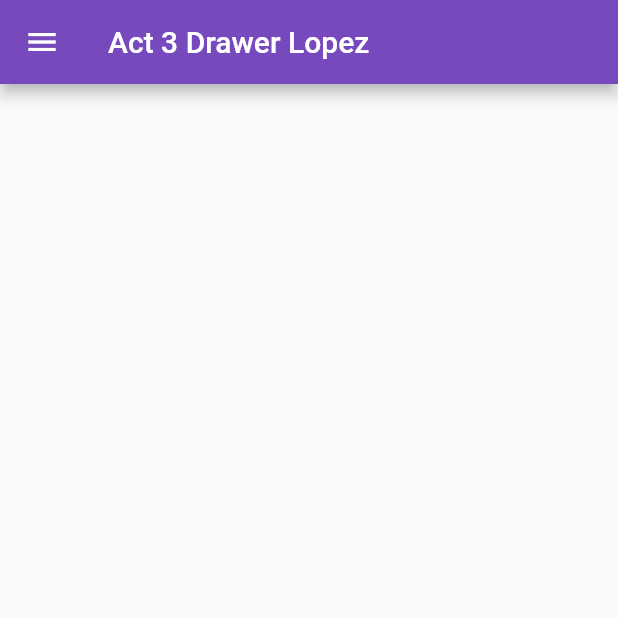
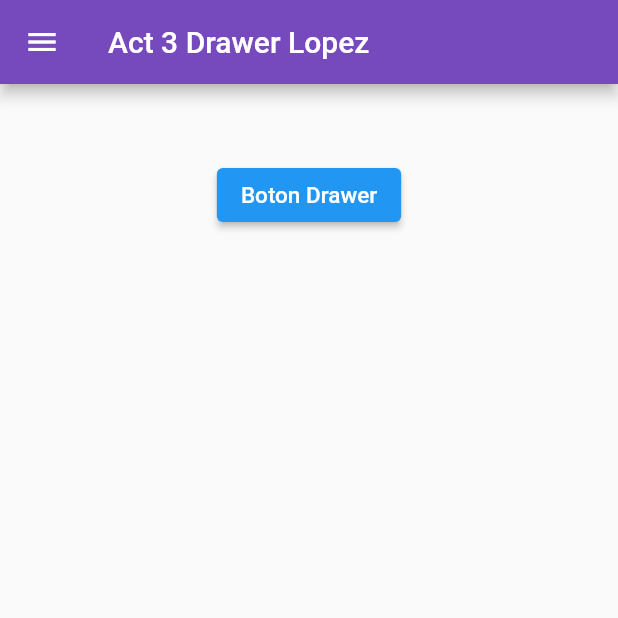
Before and after one commit to DerekAlejandroLopezCervantes/DrawerFlutlab, a Flutter app: the screen it shows after launch, on a phone screen of 412 x 824 dp, the top half of it. Run offline on Flutter 3.47's test engine with Material 2 defaults, Android fonts, the phone set to English and light mode, and no system bars.

Commit message:
drawer v4

```diff
--- a/lib/main.dart
+++ b/lib/main.dart
@@ -3,9 +3,11 @@ import 'package:flutter/material.dart';
 void main() => runApp(MyApp());
 
 class MyApp extends StatelessWidget {
-  const MyApp({super.key});
+  const MyApp({Key? key}) : super(key: key);
   static const String _title = 'DrawerFlutter';
   // This widget is the root of your application.
+  //
+
   @override
   Widget build(BuildContext context) {
     return MaterialApp(
@@ -27,9 +29,11 @@ class MyHomePage extends StatefulWidget {
 }
 
 class _MyHomePageState extends State<MyHomePage> {
+  final GlobalKey<ScaffoldState> _key = GlobalKey(); // Create a key
   @override
   Widget build(BuildContext context) {
     return Scaffold(
+      key: _key,
       appBar: AppBar(
         title: Text('Act 3 Drawer Lopez'),
         backgroundColor: const Color(0xff764abc),
@@ -126,6 +130,15 @@ class _MyHomePageState extends State<MyHomePage> {
             SizedBox(
               height: 50,
             ),
+            ElevatedButton(
+              onPressed: () {
+                _key.currentState!.openDrawer(); //<-- SEE HERE
+              },
+              child: const Text(
+                'Boton Drawer',
+                style: TextStyle(fontSize: 15),
+              ),
+            ),
           ],
         ),
       ),
```
